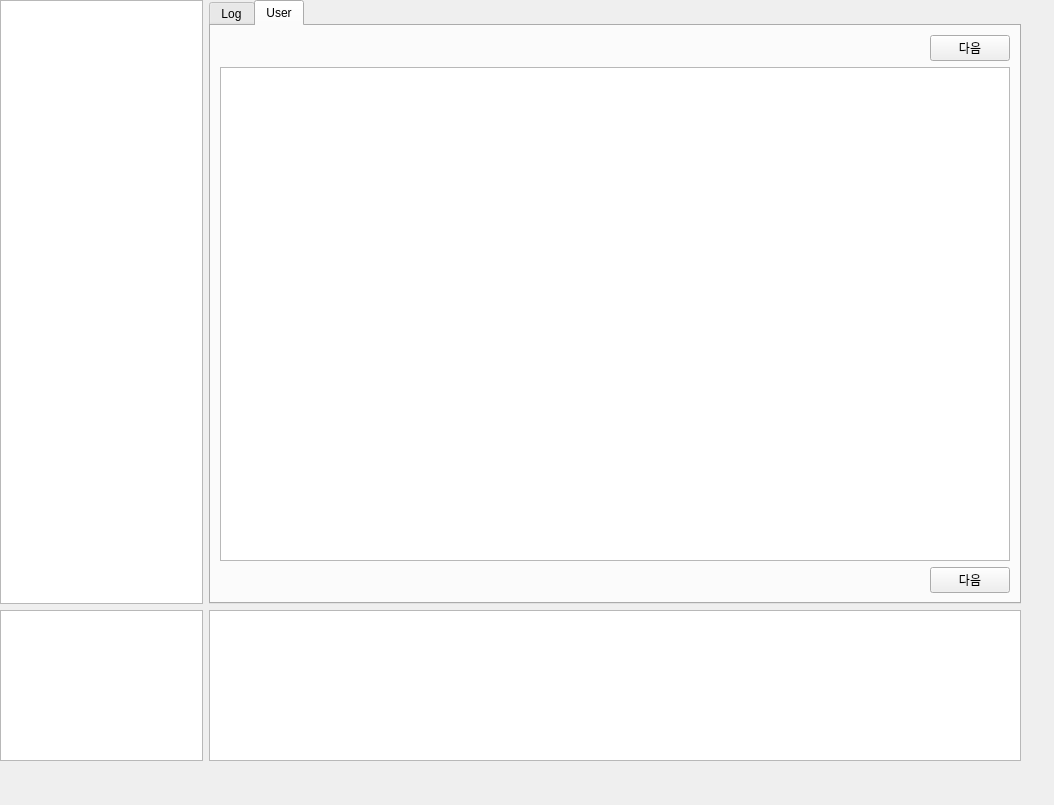
seraph92/win32_test, file ui/auto_log_program.ui: the form before one commit.
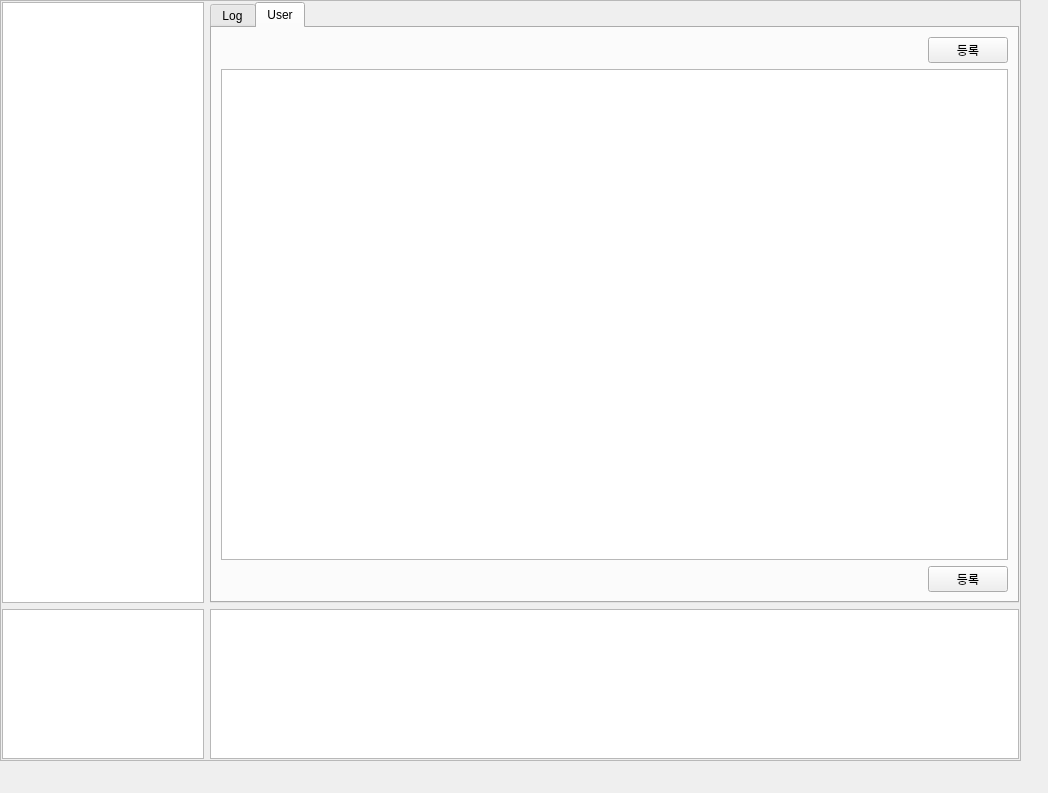
The form after the commit. The open tabs and pages were chosen to show the change.

Commit message: dialog 반영중

What changed in the file:
```diff
--- a/ui/auto_log_program.ui
+++ b/ui/auto_log_program.ui
@@ -6,8 +6,8 @@
    <rect>
     <x>0</x>
     <y>0</y>
-    <width>1054</width>
-    <height>805</height>
+    <width>1048</width>
+    <height>793</height>
    </rect>
   </property>
   <property name="sizePolicy">
@@ -19,7 +19,7 @@
   <property name="windowTitle">
    <string>Form</string>
   </property>
-  <widget class="QWidget" name="gridLayoutWidget">
+  <widget class="QFrame" name="frame">
    <property name="geometry">
     <rect>
      <x>0</x>
@@ -28,6 +28,28 @@
      <height>761</height>
     </rect>
    </property>
+   <property name="frameShape">
+    <enum>QFrame::StyledPanel</enum>
+   </property>
+   <property name="frameShadow">
+    <enum>QFrame::Raised</enum>
+   </property>
+   <layout class="QVBoxLayout" name="verticalLayout_5">
+    <property name="leftMargin">
+     <number>1</number>
+    </property>
+    <property name="topMargin">
+     <number>1</number>
+    </property>
+    <property name="rightMargin">
+     <number>1</number>
+    </property>
+    <property name="bottomMargin">
+     <number>1</number>
+    </property>
+    <item>
+     <layout class="QVBoxLayout" name="verticalLayout_4">
+      <item>
    <layout class="QGridLayout" name="gridLayout" rowstretch="8,0,2" columnstretch="2,8">
     <item row="2" column="1">
      <widget class="QTextEdit" name="logEdit">
@@ -228,7 +250,7 @@
           <item>
            <widget class="QPushButton" name="registUserBtn">
             <property name="text">
-             <string>다음</string>
+                 <string>등록</string>
             </property>
            </widget>
           </item>
@@ -284,7 +306,7 @@
           <item>
            <widget class="QPushButton" name="registUserBtn2">
             <property name="text">
-             <string>다음</string>
+                 <string>등록</string>
             </property>
            </widget>
           </item>
@@ -298,6 +320,10 @@
      <layout class="QVBoxLayout" name="verticalLayout">
       <item>
        <widget class="QTextEdit" name="scrapLogEdit"/>
+          </item>
+         </layout>
+        </item>
+       </layout>
       </item>
      </layout>
     </item>
```
Left out of the diff: 2 changed lines with no effect on the pictures. Lines whose indentation alone changed are shown as unchanged. The commit also changes 4 other files.
